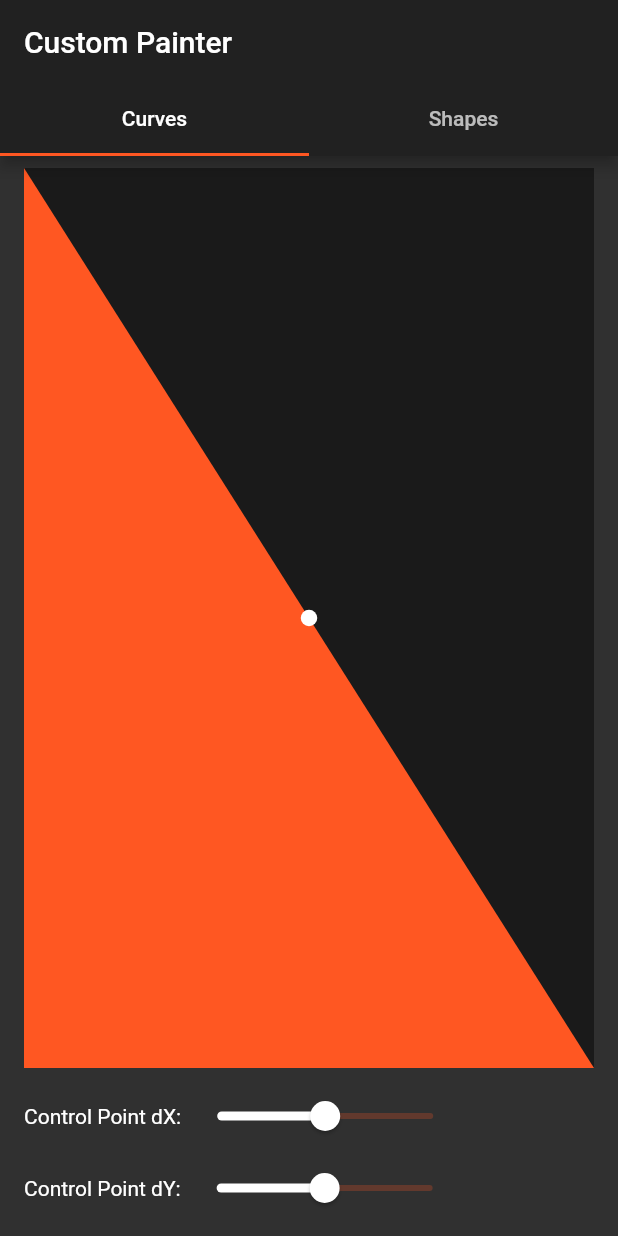
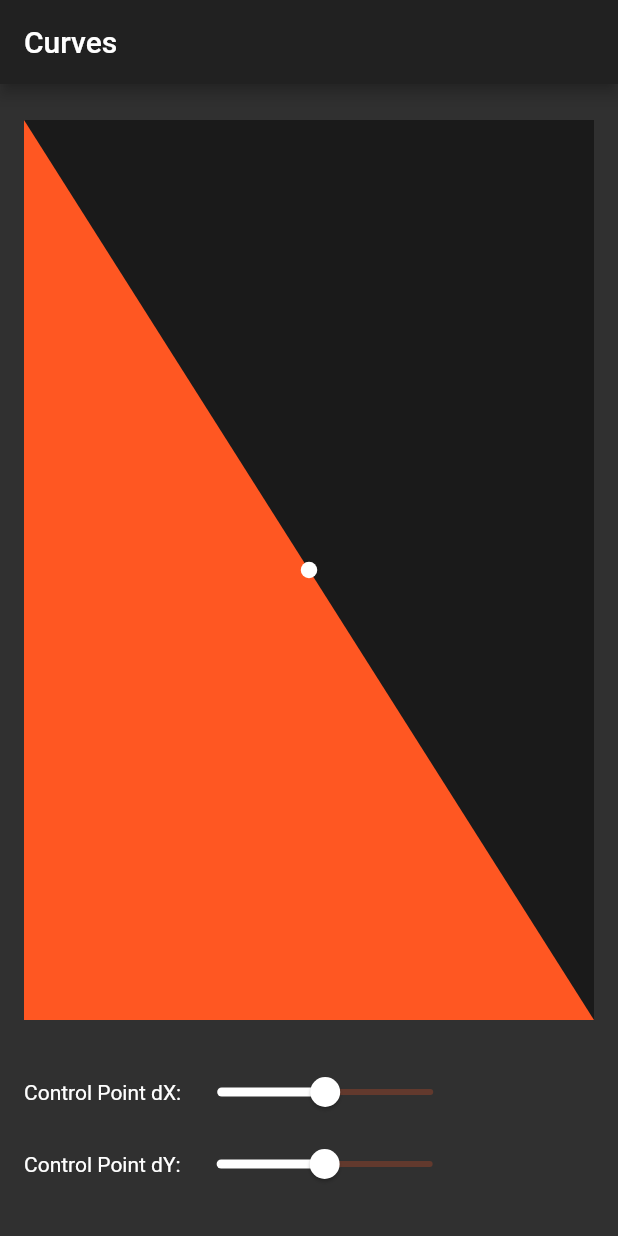
Before and after one commit to rumaan/custom_curves_flutter, a Flutter app: the screen it shows after launch, on a phone screen of 412 x 824 dp. Run offline on Flutter 3.47's test engine with Material 2 defaults, Android fonts, the phone set to English and light mode, and no system bars.

Commit message:
Removed unused shapes page

```diff
--- a/lib/main.dart
+++ b/lib/main.dart
@@ -21,14 +21,7 @@ class _AppPage extends State<AppPage> with SingleTickerProviderStateMixin {
         length: 2,
         child: Scaffold(
           appBar: AppBar(
-            title: Text('Custom Painter'),
-            bottom: TabBar(
-              indicatorColor: Colors.deepOrange,
-              tabs: <Widget>[
-                Tab(child: Text('Curves')),
-                Tab(child: Text('Shapes')),
-              ],
-            ),
+            title: Text('Curves'),
           ),
           body: TabBarView(
             children: <Widget>[
--- a/lib/shapes.dart
+++ b/lib/shapes.dart
@@ -38,7 +38,7 @@ class Shapes extends CustomPainter {
 
     canvas.drawCircle(
       Offset(size.width * 0.5, size.height * 0.5),
-      10.0,
+      30.0,
       paint,
     );
   }
```
